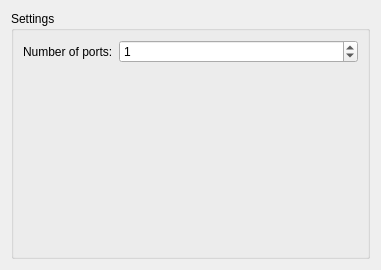
Old version of the form gns3/modules/dynamips/ui/ethernet_hub_configuration_page.ui in the repository GNS3/gns3-gui.
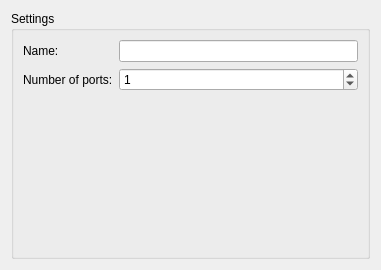
New version of the form.

The edit to the form file:
```diff
--- a/gns3/modules/dynamips/ui/ethernet_hub_configuration_page.ui
+++ b/gns3/modules/dynamips/ui/ethernet_hub_configuration_page.ui
@@ -14,7 +14,7 @@
    <string>Ethernet hub</string>
   </property>
   <layout class="QGridLayout">
-   <item row="0" column="0" colspan="2">
+   <item row="0" column="1">
     <widget class="QGroupBox" name="uiSettingsGroupBox">
      <property name="sizePolicy">
       <sizepolicy hsizetype="Expanding" vsizetype="Preferred">
@@ -25,15 +25,25 @@
      <property name="title">
       <string>Settings</string>
      </property>
-     <layout class="QGridLayout">
+     <layout class="QGridLayout" name="gridLayout">
       <item row="0" column="0">
+       <widget class="QLabel" name="uiNameLabel">
+        <property name="text">
+         <string>Name:</string>
+        </property>
+       </widget>
+      </item>
+      <item row="0" column="1">
+       <widget class="QLineEdit" name="uiNameLineEdit"/>
+      </item>
+      <item row="1" column="0">
        <widget class="QLabel" name="uiPortsLabel">
         <property name="text">
          <string>Number of ports:</string>
         </property>
        </widget>
       </item>
-      <item row="0" column="1">
+      <item row="1" column="1">
        <widget class="QSpinBox" name="uiPortsSpinBox">
         <property name="sizePolicy">
          <sizepolicy hsizetype="Expanding" vsizetype="Fixed">
@@ -52,7 +62,7 @@
         </property>
        </widget>
       </item>
-      <item row="1" column="1">
+      <item row="2" column="1">
        <spacer name="spacer">
         <property name="orientation">
          <enum>Qt::Vertical</enum>
```
